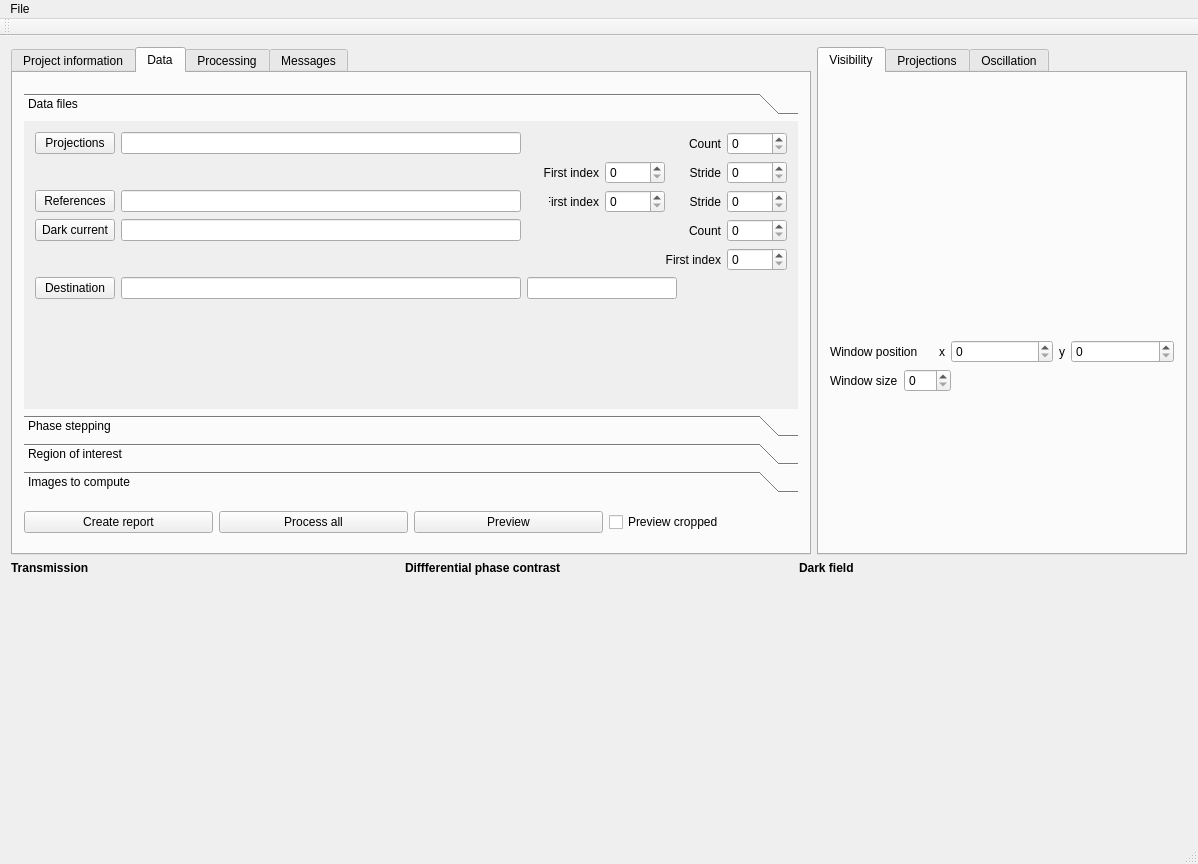
This is gui/qngitool/QtnGITool/ngimainwindow.ui in neutronimaging/nGITool as Qt 5 draws it before an edit. The edited form follows.
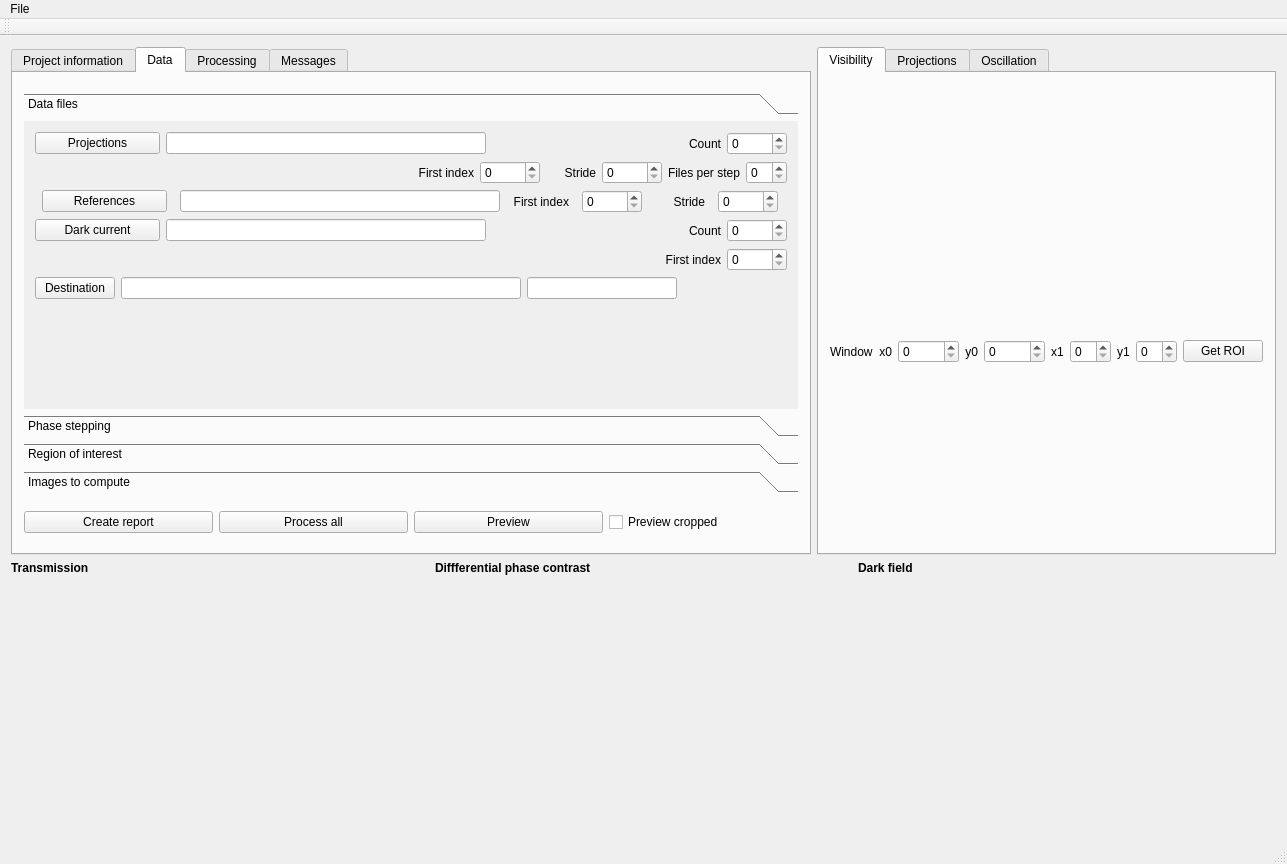
This is the edited form. The open tabs and pages were chosen to show the change. Custom widgets are drawn as their Qt base class.

Commit message: Updated expert symbols Implemented new roi handling for the visibility - needs testing

The edit to the form file:
```diff
--- a/gui/qngitool/QtnGITool/ngimainwindow.ui
+++ b/gui/qngitool/QtnGITool/ngimainwindow.ui
@@ -195,7 +195,7 @@
                 <rect>
                  <x>0</x>
                  <y>0</y>
-                 <width>812</width>
+                 <width>770</width>
                  <height>269</height>
                 </rect>
                </property>
@@ -221,6 +221,12 @@
                         <verstretch>0</verstretch>
                        </sizepolicy>
                       </property>
+                      <property name="minimumSize">
+                       <size>
+                        <width>125</width>
+                        <height>0</height>
+                       </size>
+                      </property>
                       <property name="text">
                        <string>Projections</string>
                       </property>
@@ -236,7 +242,7 @@
                       </property>
                       <property name="minimumSize">
                        <size>
-                        <width>400</width>
+                        <width>320</width>
                         <height>0</height>
                        </size>
                       </property>
@@ -371,6 +377,20 @@
                       </property>
                      </widget>
                     </item>
+                    <item>
+                     <widget class="QLabel" name="label_11">
+                      <property name="text">
+                       <string>Files per step</string>
+                      </property>
+                     </widget>
+                    </item>
+                    <item>
+                     <widget class="QSpinBox" name="spin_FilesPerStep">
+                      <property name="toolTip">
+                       <string>&lt;html&gt;&lt;head/&gt;&lt;body&gt;&lt;p&gt;Number of images acquired per phase step. Used to increase the count statistics.&lt;/p&gt;&lt;/body&gt;&lt;/html&gt;</string>
+                      </property>
+                     </widget>
+                    </item>
                    </layout>
                   </item>
                   <item>
@@ -383,6 +403,12 @@
                         <verstretch>0</verstretch>
                        </sizepolicy>
                       </property>
+                      <property name="minimumSize">
+                       <size>
+                        <width>125</width>
+                        <height>0</height>
+                       </size>
+                      </property>
                       <property name="text">
                        <string>References</string>
                       </property>
@@ -391,32 +417,19 @@
                     <item>
                      <widget class="QLineEdit" name="editReferenceMask">
                       <property name="sizePolicy">
-                       <sizepolicy hsizetype="MinimumExpanding" vsizetype="Fixed">
+                       <sizepolicy hsizetype="Fixed" vsizetype="Fixed">
                         <horstretch>0</horstretch>
                         <verstretch>0</verstretch>
                        </sizepolicy>
                       </property>
                       <property name="minimumSize">
                        <size>
-                        <width>400</width>
+                        <width>320</width>
                         <height>0</height>
                        </size>
                       </property>
                      </widget>
                     </item>
-                    <item>
-                     <spacer name="horizontalSpacer_5">
-                      <property name="orientation">
-                       <enum>Qt::Horizontal</enum>
-                      </property>
-                      <property name="sizeHint" stdset="0">
-                       <size>
-                        <width>40</width>
-                        <height>20</height>
-                       </size>
-                      </property>
-                     </spacer>
-                    </item>
                     <item>
                      <widget class="QLabel" name="label_15">
                       <property name="sizePolicy">
@@ -505,6 +518,12 @@
                         <verstretch>0</verstretch>
                        </sizepolicy>
                       </property>
+                      <property name="minimumSize">
+                       <size>
+                        <width>125</width>
+                        <height>0</height>
+                       </size>
+                      </property>
                       <property name="text">
                        <string>Dark current</string>
                       </property>
@@ -520,7 +539,7 @@
                       </property>
                       <property name="minimumSize">
                        <size>
-                        <width>400</width>
+                        <width>320</width>
                         <height>0</height>
                        </size>
                       </property>
@@ -1492,7 +1511,7 @@
                 <item>
                  <widget class="QLabel" name="label_22">
                   <property name="text">
-                   <string>Window position</string>
+                   <string>Window</string>
                   </property>
                  </widget>
                 </item>
@@ -1505,7 +1524,7 @@
                    </sizepolicy>
                   </property>
                   <property name="text">
-                   <string>x</string>
+                   <string>x0</string>
                   </property>
                   <property name="alignment">
                    <set>Qt::AlignRight|Qt::AlignTrailing|Qt::AlignVCenter</set>
@@ -1528,7 +1547,7 @@
                    </sizepolicy>
                   </property>
                   <property name="text">
-                   <string>y</string>
+                   <string>y0</string>
                   </property>
                   <property name="alignment">
                    <set>Qt::AlignRight|Qt::AlignTrailing|Qt::AlignVCenter</set>
@@ -1542,38 +1561,37 @@
                   </property>
                  </widget>
                 </item>
+                <item>
+                 <widget class="QLabel" name="label_19">
+                  <property name="text">
+                   <string>x1</string>
+                  </property>
+                 </widget>
+                </item>
+                <item>
+                 <widget class="QSpinBox" name="spinVisROI2"/>
+                </item>
+                <item>
+                 <widget class="QLabel" name="label_20">
+                  <property name="text">
+                   <string>y1</string>
+                  </property>
+                 </widget>
+                </item>
+                <item>
+                 <widget class="QSpinBox" name="spinVisROI3"/>
+                </item>
+                <item>
+                 <widget class="QPushButton" name="buttonGetVisROI">
+                  <property name="text">
+                   <string>Get ROI</string>
+                  </property>
+                 </widget>
+                </item>
                </layout>
               </item>
               <item>
-               <layout class="QHBoxLayout" name="horizontalLayout_4">
-                <item>
-                 <widget class="QLabel" name="label_25">
-                  <property name="text">
-                   <string>Window size</string>
-                  </property>
-                 </widget>
-                </item>
-                <item>
-                 <widget class="QSpinBox" name="spinWindowSize">
-                  <property name="maximum">
-                   <number>250</number>
-                  </property>
-                 </widget>
-                </item>
-                <item>
-                 <spacer name="horizontalSpacer_7">
-                  <property name="orientation">
-                   <enum>Qt::Horizontal</enum>
-                  </property>
-                  <property name="sizeHint" stdset="0">
-                   <size>
-                    <width>40</width>
-                    <height>20</height>
-                   </size>
-                  </property>
-                 </spacer>
-                </item>
-               </layout>
+               <layout class="QHBoxLayout" name="horizontalLayout_4"/>
               </item>
               <item>
                <spacer name="verticalSpacer_6">
```
Left out of the diff: 6 changed lines with no effect on the pictures. The commit also changes 2 other files.
